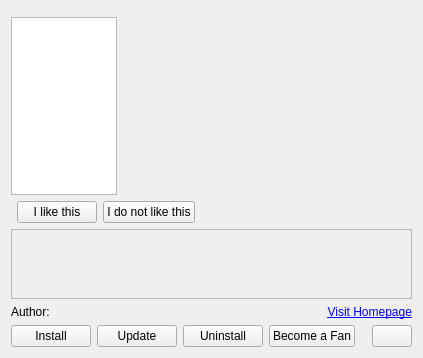
The window that knewstuff/knewstuff3/ui/entrydetailsdialog.ui (KDE/kdelibs) describes before a commit, drawn with Qt 5.
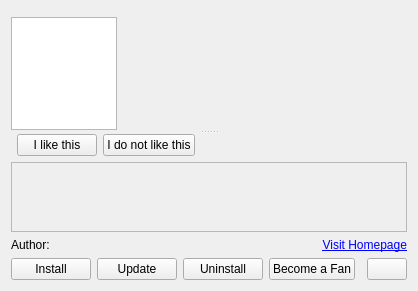
The same window after the commit. Custom widgets are drawn as their Qt base class.

Commit message: add splitter to let user resize image if she desires so

What changed in the file:
```diff
--- a/knewstuff/knewstuff3/ui/entrydetailsdialog.ui
+++ b/knewstuff/knewstuff3/ui/entrydetailsdialog.ui
@@ -6,16 +6,21 @@
    <rect>
     <x>0</x>
     <y>0</y>
-    <width>423</width>
-    <height>358</height>
+    <width>400</width>
+    <height>291</height>
    </rect>
   </property>
-  <layout class="QVBoxLayout" name="verticalLayout_2">
+  <layout class="QVBoxLayout" name="verticalLayout_3">
    <item>
     <widget class="KTitleWidget" name="m_titleWidget"/>
    </item>
    <item>
-    <layout class="QHBoxLayout" name="horizontalLayout_3">
+    <widget class="QSplitter" name="splitter">
+     <property name="orientation">
+      <enum>Qt::Vertical</enum>
+     </property>
+     <widget class="QWidget" name="widget" native="true">
+      <layout class="QHBoxLayout" name="horizontalLayout_4">
      <item>
       <widget class="QListWidget" name="previewSmall">
        <property name="sizePolicy">
@@ -88,7 +93,9 @@
       </widget>
      </item>
     </layout>
-   </item>
+     </widget>
+     <widget class="QWidget" name="widget_2" native="true">
+      <layout class="QVBoxLayout" name="verticalLayout_2">
    <item>
     <layout class="QHBoxLayout" name="horizontalLayout_6">
      <item>
@@ -143,7 +150,7 @@
        <rect>
         <x>0</x>
         <y>0</y>
-        <width>409</width>
+            <width>378</width>
         <height>61</height>
        </rect>
       </property>
@@ -304,6 +311,10 @@
    </item>
   </layout>
  </widget>
+    </widget>
+   </item>
+  </layout>
+ </widget>
  <customwidgets>
   <customwidget>
    <class>KTitleWidget</class>
@@ -315,18 +326,18 @@
    <extends>QPushButton</extends>
    <header>kpushbutton.h</header>
   </customwidget>
-  <customwidget>
-   <class>KNS3::RatingWidget</class>
-   <extends>QWidget</extends>
-   <header>ui/ratingwidget.h</header>
-   <container>1</container>
-  </customwidget>
   <customwidget>
    <class>KNS3::ProgressIndicator</class>
    <extends>QFrame</extends>
    <header>ui/progressindicator.h</header>
    <container>1</container>
   </customwidget>
+  <customwidget>
+   <class>KNS3::RatingWidget</class>
+   <extends>QWidget</extends>
+   <header>ui/ratingwidget.h</header>
+   <container>1</container>
+  </customwidget>
  </customwidgets>
  <resources/>
  <connections/>
```
Lines whose indentation alone changed are shown as unchanged.
